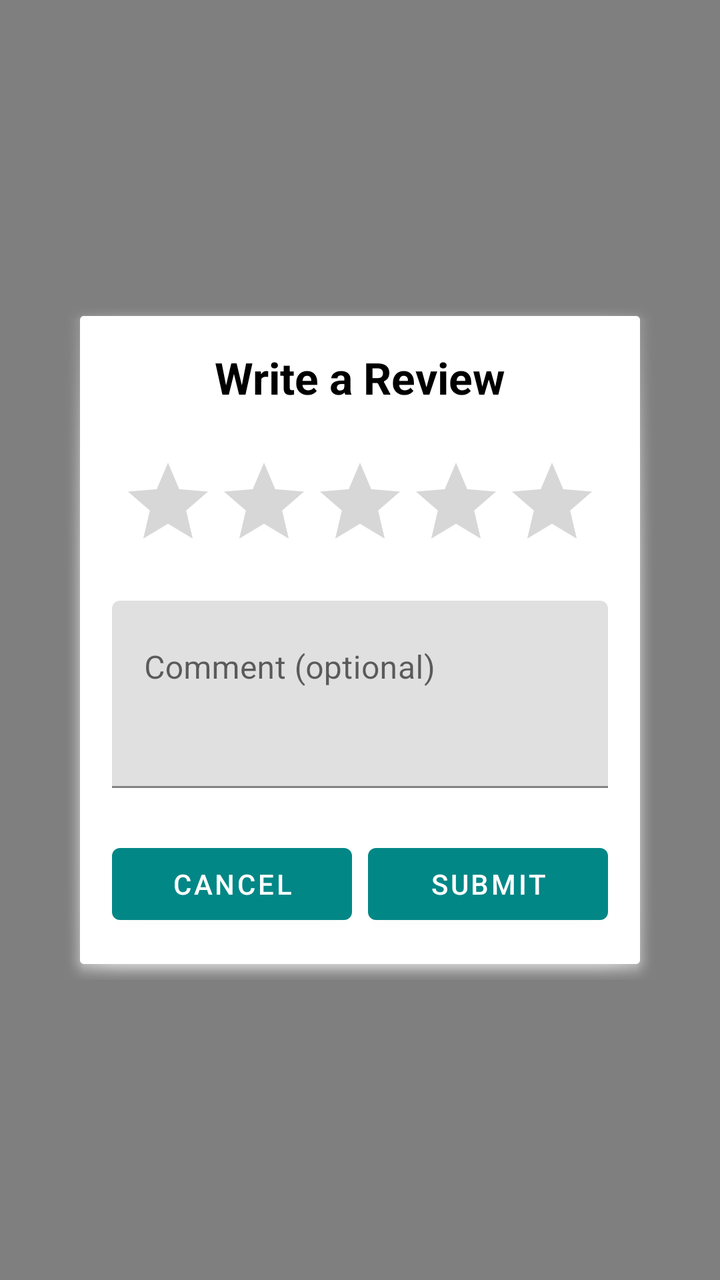
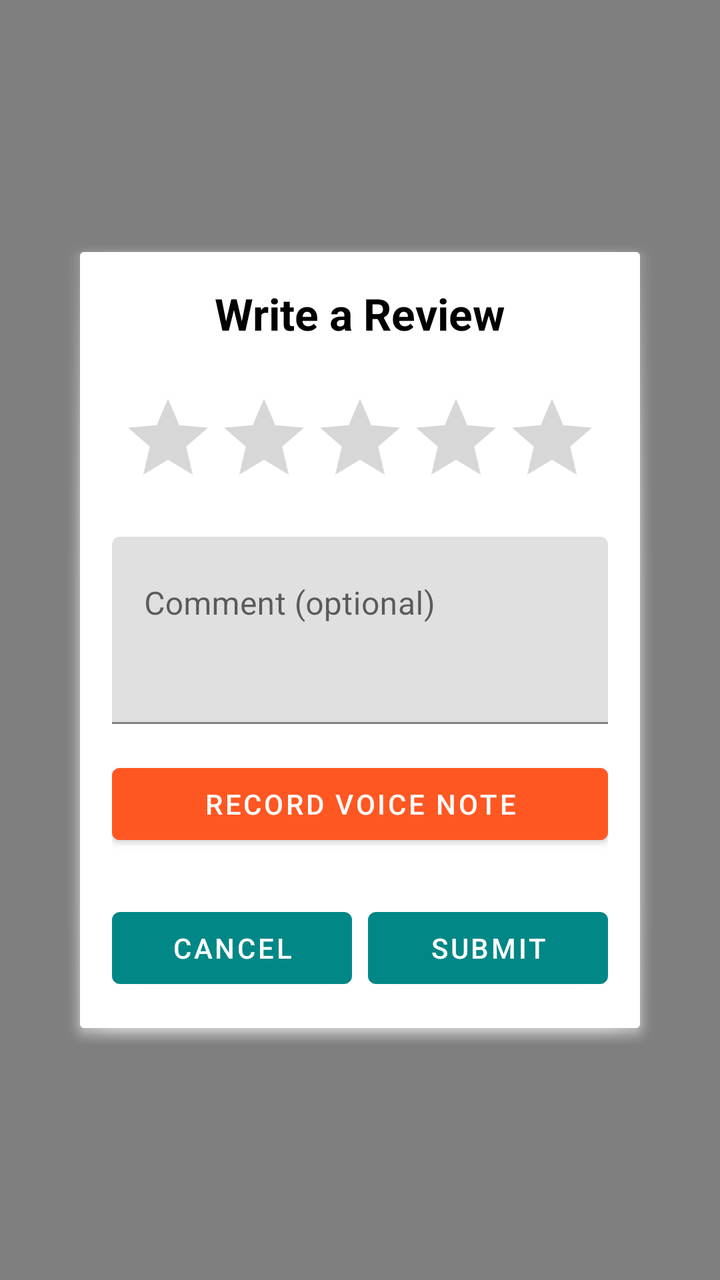

The first picture is an Android layout as it rendered before a commit; the second is the same layout after the commit. The layout source and the unified diff follow.
<!-- AndroidManifest.xml: application theme Theme.NetWork -->
<!-- res/layout/activity_add_review.xml -->
<?xml version="1.0" encoding="utf-8"?>
<LinearLayout
    xmlns:android="http://schemas.android.com/apk/res/android"
    xmlns:tools="http://schemas.android.com/tools"
    android:layout_width="match_parent"
    android:layout_height="match_parent"
    android:gravity="center"
    android:background="#80000000"
    android:padding="32dp"
    tools:context=".AddReviewActivity">

  <LinearLayout
      android:id="@+id/popup_container"
      android:layout_width="match_parent"
      android:layout_height="wrap_content"
      android:orientation="vertical"
      android:background="@android:drawable/dialog_holo_light_frame"
      android:backgroundTint="@android:color/white"
      android:padding="24dp">

    <TextView
        android:layout_width="wrap_content"
        android:layout_height="wrap_content"
        android:text="Write a Review"
        android:textSize="22sp"
        android:textStyle="bold"
        android:textColor="@android:color/black"
        android:layout_gravity="center_horizontal"
        android:layout_marginBottom="24dp"/>

    <RatingBar
        android:id="@+id/reviewRatingBar"
        android:layout_width="wrap_content"
        android:layout_height="wrap_content"
        android:numStars="5"
        android:stepSize="1.0"
        android:layout_gravity="center_horizontal"
        android:layout_marginBottom="16dp"/>

    <com.google.android.material.textfield.TextInputLayout
        android:layout_width="match_parent"
        android:layout_height="wrap_content"
        android:hint="Comment (optional)">

      <com.google.android.material.textfield.TextInputEditText
          android:id="@+id/reviewCommentField"
          android:layout_width="match_parent"
          android:layout_height="wrap_content"
          android:minLines="3"
          android:gravity="top"/>
    </com.google.android.material.textfield.TextInputLayout>

    <LinearLayout
        android:layout_width="match_parent"
        android:layout_height="wrap_content"
        android:orientation="horizontal"
        android:layout_marginTop="24dp">

      <Button
          android:id="@+id/cancelReviewBtn"
          android:layout_width="0dp"
          android:layout_height="wrap_content"
          android:layout_weight="1"
          android:text="Cancel"
          android:layout_marginEnd="8dp"/>

      <Button
          android:id="@+id/submitReviewBtn"
          android:layout_width="0dp"
          android:layout_height="wrap_content"
          android:layout_weight="1"
          android:text="Submit" />
    </LinearLayout>
  </LinearLayout>

</LinearLayout>
<!-- resources referenced by this layout -->
<resources>
  <style name="Theme.NetWork" parent="Theme.MaterialComponents.Light.NoActionBar">
          
          <item name="colorPrimary">@color/teal_700</item>
          <item name="colorPrimaryVariant">@color/teal_200</item>
          <item name="colorOnPrimary">@color/white</item>
          <item name="colorSecondary">@color/teal_700</item>
      </style>
  <color name="teal_700">#FF018786</color>
  <color name="teal_200">#FF03DAC5</color>
  <color name="white">#FFFFFFFF</color>
</resources>

<!-- the commit's change to res/layout/activity_add_review.xml (unified diff, before → after) -->
@@ -50,27 +50,33 @@
           android:gravity="top"/>
     </com.google.android.material.textfield.TextInputLayout>
 
-    <LinearLayout
+    <Button
+        android:id="@+id/recordVoiceNoteBtn"
         android:layout_width="match_parent"
         android:layout_height="wrap_content"
-        android:orientation="horizontal"
-        android:layout_marginTop="24dp">
+        android:text="RECORD VOICE NOTE"
+        android:layout_marginTop="16dp"
+        android:backgroundTint="#FF5722" /> <LinearLayout
+      android:layout_width="match_parent"
+      android:layout_height="wrap_content"
+      android:orientation="horizontal"
+      android:layout_marginTop="24dp">
 
-      <Button
-          android:id="@+id/cancelReviewBtn"
-          android:layout_width="0dp"
-          android:layout_height="wrap_content"
-          android:layout_weight="1"
-          android:text="Cancel"
-          android:layout_marginEnd="8dp"/>
+    <Button
+        android:id="@+id/cancelReviewBtn"
+        android:layout_width="0dp"
+        android:layout_height="wrap_content"
+        android:layout_weight="1"
+        android:text="Cancel"
+        android:layout_marginEnd="8dp"/>
 
-      <Button
-          android:id="@+id/submitReviewBtn"
-          android:layout_width="0dp"
-          android:layout_height="wrap_content"
-          android:layout_weight="1"
-          android:text="Submit" />
-    </LinearLayout>
+    <Button
+        android:id="@+id/submitReviewBtn"
+        android:layout_width="0dp"
+        android:layout_height="wrap_content"
+        android:layout_weight="1"
+        android:text="Submit" />
+  </LinearLayout>
   </LinearLayout>
 
 </LinearLayout>
